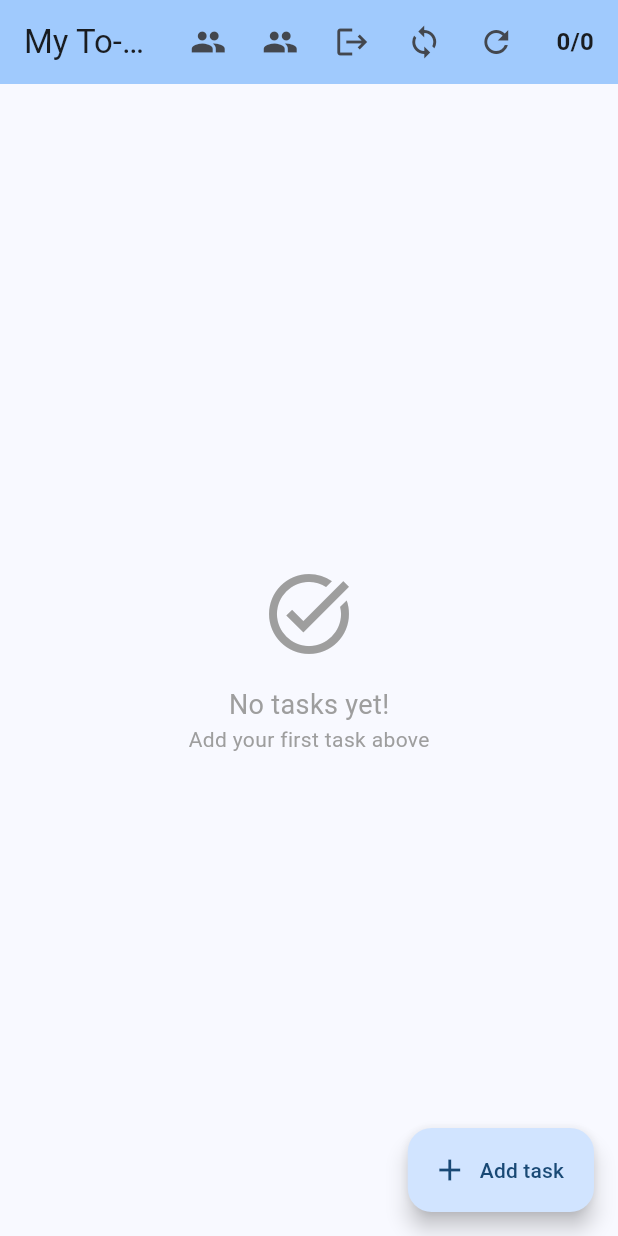
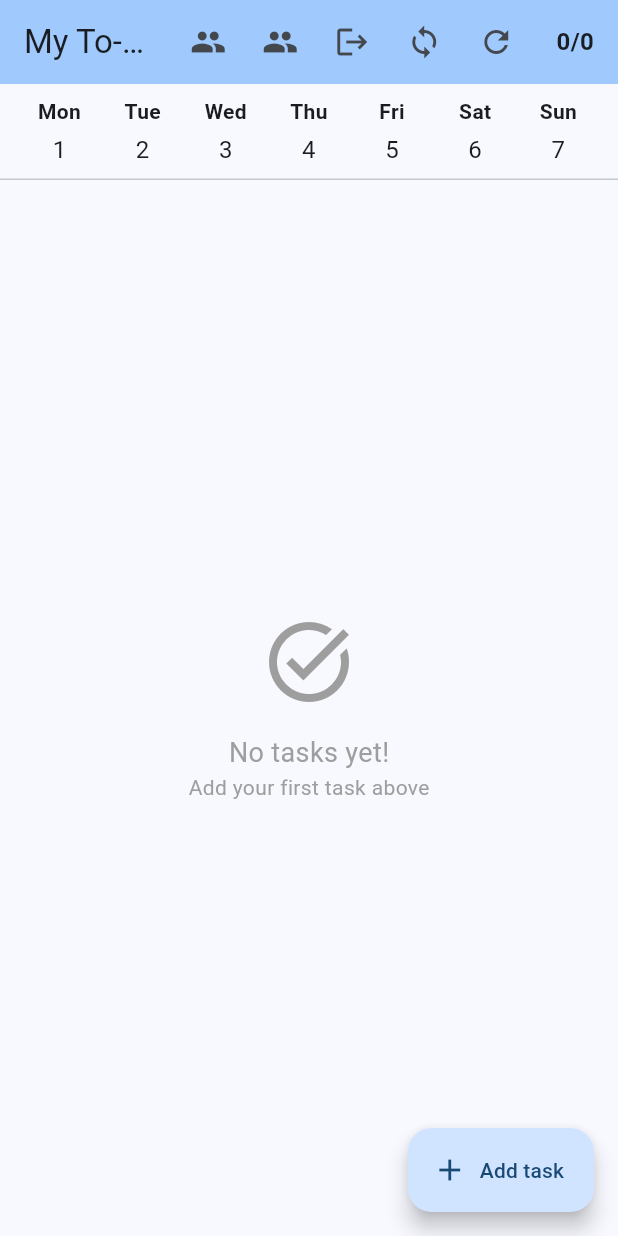
Before and after one commit to goosetea04/solidtasks, a Flutter app: the screen it shows after launch, on a phone screen of 412 x 824 dp. Run offline on Flutter 3.47's test engine with Material 3 defaults, Android fonts, the phone set to English and light mode, and no system bars; our stand-ins replace flutter_riverpod, shared_preferences; missing offline and left inert: solidpod; statements that could not run were skipped.

Commit message:
Weekly Calendar Widget

```diff
--- a/lib/main.dart
+++ b/lib/main.dart
@@ -35,6 +35,7 @@ class SolidTasksApp extends StatelessWidget {
       required: true,
       title: 'SolidTasks',
       logo: const AssetImage('assets/logo.png'),
+      webID: "https://pods.acp.solidcommunity.au",
       child: const TodoHomePage(),
     );
   }
--- a/lib/pages/homepage.dart
+++ b/lib/pages/homepage.dart
@@ -3,6 +3,7 @@ import 'package:flutter_riverpod/flutter_riverpod.dart';
 import '../providers/tasks_provider.dart';
 import '../services/pod_service.dart';
 import '../widgets/task_item.dart';
+import '../widgets/weekly_calendar.dart';
 import '../widgets/add_task_widget.dart';
 import '../widgets/edit_task_dialog.dart';
 import '../widgets/empty_state.dart';
@@ -125,6 +126,7 @@ class _TodoHomePageState extends ConsumerState<TodoHomePage> {
     );
   }
 
+
   Future<void> _logout() async {
     // Show simple confirmation dialog
     final confirmed = await showDialog<bool>(
@@ -214,9 +216,13 @@ class _TodoHomePageState extends ConsumerState<TodoHomePage> {
   final tasksNotifier = ref.watch(tasksProvider.notifier);
   final tasks = ref.watch(tasksProvider);
 
+  // Get start of this week (Monday)
+  final now = DateTime.now();
+  final weekStart = now.subtract(Duration(days: now.weekday - 1));
+
   return Scaffold(
     appBar: AppBar(
-        title: const Text('My To‑Do List'),
+      title: const Text('My To-Do List'),
       backgroundColor: Theme.of(context).colorScheme.inversePrimary,
       actions: [
         // Shared resources button
@@ -276,25 +282,81 @@ class _TodoHomePageState extends ConsumerState<TodoHomePage> {
     ),
     body: _isLoading
         ? const Center(child: CircularProgressIndicator())
-        : tasks.isEmpty
+        : Column(
+            children: [
+              // Weekly calendar view
+              WeeklyCalendar(tasks: tasks, weekStart: weekStart),
+              const Divider(height: 1),
+
+              // Task list
+              Expanded(
+                child: tasks.isEmpty
                     ? const EmptyState()
                     : ListView.builder(
-                padding: const EdgeInsets.fromLTRB(8, 8, 8, 96), // keep FAB clear
+                        padding: const EdgeInsets.fromLTRB(8, 8, 8, 96),
                         itemCount: tasks.length,
                         itemBuilder: (context, index) {
                           final task = tasks[index];
-                  return TaskItem(
+
+                          return Card(
+                            child: Column(
+                              children: [
+                                TaskItem(
                                   task: task,
                                   onToggle: () => _toggleTask(task.id),
                                   onDelete: () => _deleteTask(task.id),
                                   onEdit: () => _showEditTaskDialog(task),
                                   onShare: () => _shareTask(task.id),
+                                ),
+
+                                // ACP info
+                                FutureBuilder<String?>(
+                                  future: PodService.taskFileUrl(task.id).then(
+                                    (url) => PodService.fetchAcrForTask(url),
+                                  ),
+                                  builder: (context, snapshot) {
+                                    if (snapshot.connectionState == ConnectionState.waiting) {
+                                      return const Text("Loading ACP...");
+                                    }
+                                    if (!snapshot.hasData || snapshot.data == null) {
+                                      return const Text("No ACP found");
+                                    }
+
+                                    final acr = snapshot.data!;
+                                    final canRead = acr.contains('acl:Read');
+                                    final canWrite = acr.contains('acl:Write');
+                                    final canControl = acr.contains('acl:Control');
+
+                                    return Wrap(
+                                      spacing: 6,
+                                      children: [
+                                        Chip(
+                                          label: const Text("read"),
+                                          backgroundColor: canRead ? Colors.green[100] : Colors.grey[200],
+                                        ),
+                                        Chip(
+                                          label: const Text("write"),
+                                          backgroundColor: canWrite ? Colors.green[100] : Colors.grey[200],
+                                        ),
+                                        Chip(
+                                          label: const Text("control"),
+                                          backgroundColor: canControl ? Colors.green[100] : Colors.grey[200],
+                                        ),
+                                      ],
                                     );
                                   },
                                 ),
-      // Bottom-right overlay button
+                              ],
+                            ),
+                          );
+                        },
+                      ),
+              ),
+            ],
+          ),
     floatingActionButton: AddTaskWidget(onAddTask: _addTask),
     floatingActionButtonLocation: FloatingActionButtonLocation.endFloat,
   );
 }
+
 }
--- a/lib/services/restapi.dart
+++ b/lib/services/restapi.dart
@@ -19,6 +19,9 @@ Future<LoadedTasks> loadServerTaskData(
     final dataDirPath = await getDataDirPath();
     final dataDirUrl = await getDirUrl(dataDirPath);
     final taskFileUrl = dataDirUrl + myTasksFile;
+
+    final acrUrl = taskFileUrl + '.acr';
+    final acrBody = _defaultAcrForAllTasks(webId);
 
     bool resExist = await checkResourceStatus(taskFileUrl);
 
--- /dev/null
+++ b/lib/widgets/weekly_calendar.dart
@@ -0,0 +1,61 @@
+import 'package:flutter/material.dart';
+import '../models/task.dart';
+
+class WeeklyCalendar extends StatelessWidget {
+  final List<Task> tasks;
+  final DateTime weekStart;
+
+  const WeeklyCalendar({
+    Key? key,
+    required this.tasks,
+    required this.weekStart,
+  }) : super(key: key);
+
+  @override
+  Widget build(BuildContext context) {
+    final days = List.generate(7, (i) => weekStart.add(Duration(days: i)));
+
+    return Container(
+      padding: const EdgeInsets.symmetric(vertical: 8, horizontal: 12),
+      child: Row(
+        mainAxisAlignment: MainAxisAlignment.spaceEvenly, // space days evenly
+        children: days.map((day) {
+          final hasTask = tasks.any((t) =>
+              t.dueDate != null &&
+              t.dueDate!.year == day.year &&
+              t.dueDate!.month == day.month &&
+              t.dueDate!.day == day.day);
+
+          return Expanded(
+            child: Column(
+              mainAxisSize: MainAxisSize.min,
+              children: [
+                Text(
+                  ["Mon", "Tue", "Wed", "Thu", "Fri", "Sat", "Sun"][day.weekday - 1],
+                  style: const TextStyle(fontWeight: FontWeight.bold),
+                  textAlign: TextAlign.center,
+                ),
+                const SizedBox(height: 4),
+                Text(
+                  "${day.day}",
+                  style: const TextStyle(fontSize: 16),
+                  textAlign: TextAlign.center,
+                ),
+                if (hasTask)
+                  Container(
+                    margin: const EdgeInsets.only(top: 4),
+                    width: 8,
+                    height: 8,
+                    decoration: const BoxDecoration(
+                      color: Colors.red,
+                      shape: BoxShape.circle,
+                    ),
+                  ),
+              ],
+            ),
+          );
+        }).toList(),
+      ),
+    );
+  }
+}
```
Also changed, not shown: lib/pages/shared_tasks_page.dart (+31 -1 lines), lib/services/pod_service.dart (+102 -0 lines). Lines whose indentation alone changed are shown as unchanged.
